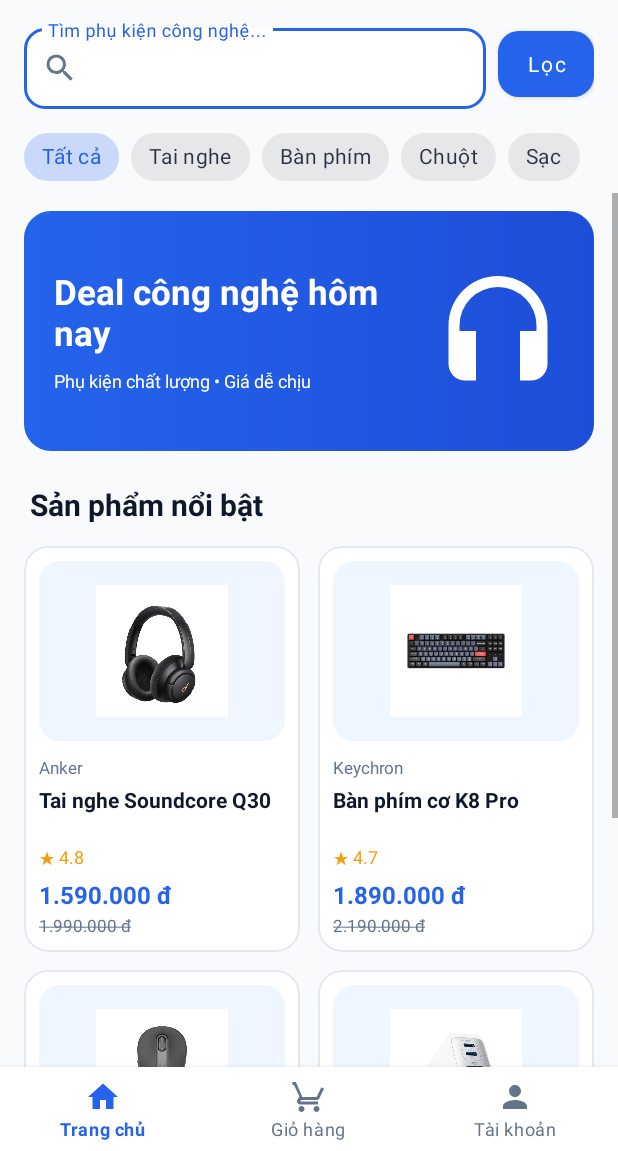
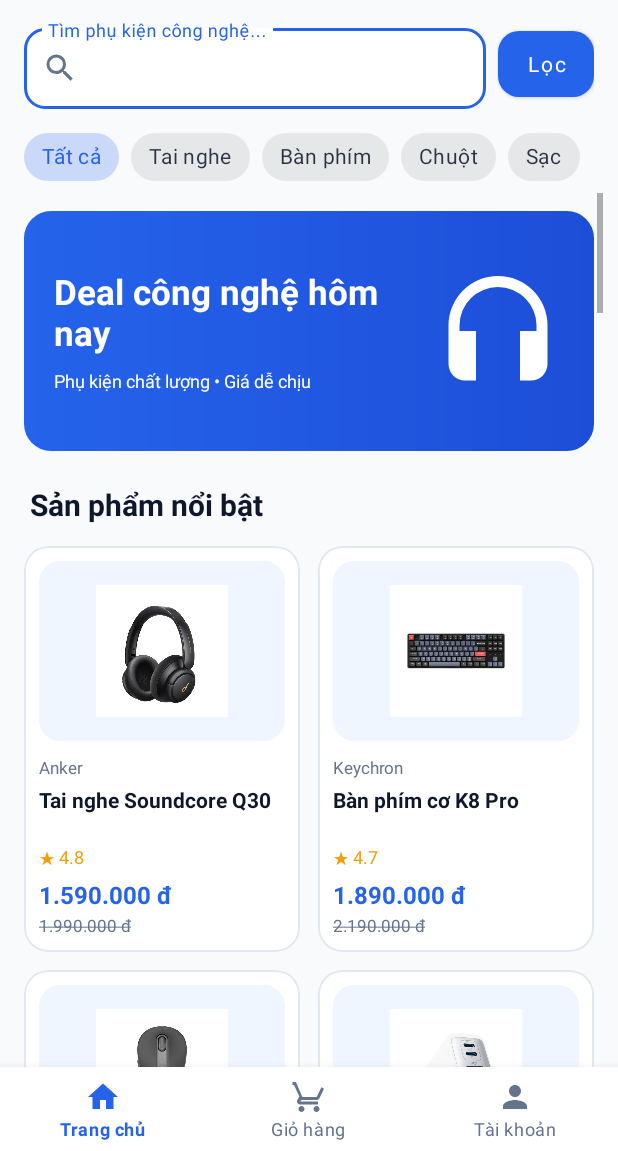
Before and after one commit to y0unglewis/e-commerce, an Android app: the HomeActivity screen opened directly, with no data from a screen before it, on a phone screen of 412 x 824 dp, the part 85-1236 px from its top. Run offline under Robolectric (Android 15) with nearby library versions, the phone set to English and light mode, and no system bars.

Commit message:
fix: resolve home scrolling and optimize product list

```diff
--- /dev/null
+++ b/app/src/main/java/com/example/gearhub/adapter/HomeHeaderAdapter.java
@@ -0,0 +1,49 @@
+package com.example.gearhub.adapter;
+
+import android.view.LayoutInflater;
+import android.view.View;
+import android.view.ViewGroup;
+import android.widget.TextView;
+
+import androidx.annotation.NonNull;
+import androidx.recyclerview.widget.RecyclerView;
+
+import com.example.gearhub.R;
+
+/** Banner, tiêu đề và thông báo rỗng nằm ở đầu danh sách Home. */
+public class HomeHeaderAdapter extends RecyclerView.Adapter<HomeHeaderAdapter.HeaderViewHolder> {
+    private boolean empty;
+
+    public void setEmpty(boolean empty) {
+        if (this.empty == empty) return;
+        this.empty = empty;
+        notifyItemChanged(0);
+    }
+
+    @NonNull
+    @Override
+    public HeaderViewHolder onCreateViewHolder(@NonNull ViewGroup parent, int viewType) {
+        View view = LayoutInflater.from(parent.getContext())
+                .inflate(R.layout.layout_home_header, parent, false);
+        return new HeaderViewHolder(view);
+    }
+
+    @Override
+    public void onBindViewHolder(@NonNull HeaderViewHolder holder, int position) {
+        holder.emptyText.setVisibility(empty ? View.VISIBLE : View.GONE);
+    }
+
+    @Override
+    public int getItemCount() {
+        return 1;
+    }
+
+    static class HeaderViewHolder extends RecyclerView.ViewHolder {
+        final TextView emptyText;
+
+        HeaderViewHolder(@NonNull View itemView) {
+            super(itemView);
+            emptyText = itemView.findViewById(R.id.txtEmpty);
+        }
+    }
+}
--- a/app/src/main/java/com/example/gearhub/ui/HomeActivity.java
+++ b/app/src/main/java/com/example/gearhub/ui/HomeActivity.java
@@ -12,11 +12,13 @@ import android.widget.TextView;
 import android.widget.Toast;
 
 import androidx.appcompat.app.AppCompatActivity;
+import androidx.recyclerview.widget.ConcatAdapter;
 import androidx.recyclerview.widget.GridLayoutManager;
 import androidx.recyclerview.widget.RecyclerView;
 
 import com.example.gearhub.AppConstants;
 import com.example.gearhub.R;
+import com.example.gearhub.adapter.HomeHeaderAdapter;
 import com.example.gearhub.adapter.ProductAdapter;
 import com.example.gearhub.database.GearHubDatabaseHelper;
 import com.example.gearhub.model.Product;
@@ -44,7 +46,7 @@ public class HomeActivity extends AppCompatActivity {
 
     private ProductAdapter adapter;
     private TextInputEditText searchInput;
-    private TextView emptyText;
+    private HomeHeaderAdapter headerAdapter;
 
     private String selectedCategory = AppConstants.CATEGORY_ALL;
 
@@ -84,21 +86,28 @@ public class HomeActivity extends AppCompatActivity {
 
     private void initViews() {
         searchInput = findViewById(R.id.inputSearch);
-        emptyText = findViewById(R.id.txtEmpty);
-
-        RecyclerView productList =
-            findViewById(R.id.recyclerProducts);
-
-        productList.setLayoutManager(
-            new GridLayoutManager(this, 2)
-        );
-
-        adapter = new ProductAdapter(this::openProductDetail);
-
-        productList.setAdapter(adapter);
+        setupProductList();
 
         findViewById(R.id.btnHeaderCart)
             .setOnClickListener(v -> openCart());
+    }
+
+    private void setupProductList() {
+        RecyclerView productList = findViewById(R.id.recyclerProducts);
+        headerAdapter = new HomeHeaderAdapter();
+        adapter = new ProductAdapter(this::openProductDetail);
+
+        // Header chiếm cả hai cột; mỗi sản phẩm chiếm một cột.
+        GridLayoutManager manager = new GridLayoutManager(this, 2);
+        manager.setSpanSizeLookup(new GridLayoutManager.SpanSizeLookup() {
+            @Override
+            public int getSpanSize(int position) {
+                return position < headerAdapter.getItemCount() ? 2 : 1;
+            }
+        });
+
+        productList.setLayoutManager(manager);
+        productList.setAdapter(new ConcatAdapter(headerAdapter, adapter));
     }
 
     private void setupSearch() {
@@ -487,11 +496,7 @@ public class HomeActivity extends AppCompatActivity {
         sortProducts(visible);
 
         adapter.setProducts(visible);
-
-        emptyText.setVisibility(
-            visible.isEmpty()
-                ? View.VISIBLE : View.GONE
-        );
+        headerAdapter.setEmpty(visible.isEmpty());
 
         updateFilterButton();
     }
--- a/app/src/main/res/layout/activity_home.xml
+++ b/app/src/main/res/layout/activity_home.xml
@@ -136,92 +136,16 @@
         </com.google.android.material.chip.ChipGroup>
     </HorizontalScrollView>
 
-    <ScrollView
+    <androidx.recyclerview.widget.RecyclerView
+        android:id="@+id/recyclerProducts"
         android:layout_width="match_parent"
         android:layout_height="0dp"
         android:layout_weight="1"
-        android:fillViewport="true">
-
-        <LinearLayout
-            android:layout_width="match_parent"
-            android:layout_height="wrap_content"
-            android:orientation="vertical">
-
-            <LinearLayout
-                android:layout_width="match_parent"
-                android:layout_height="wrap_content"
-                android:minHeight="160dp"
-                android:layout_marginStart="16dp"
-                android:layout_marginTop="12dp"
-                android:layout_marginEnd="16dp"
-                android:background="@drawable/bg_promo"
-                android:gravity="center_vertical"
-                android:orientation="horizontal"
-                android:padding="20dp">
-
-                <LinearLayout
-                    android:layout_width="0dp"
-                    android:layout_height="wrap_content"
-                    android:layout_weight="1"
-                    android:orientation="vertical">
-
-                    <TextView
-                        android:layout_width="match_parent"
-                        android:layout_height="wrap_content"
-                        android:text="Deal công nghệ hôm nay"
-                        android:textColor="@color/gear_surface"
-                        android:textSize="23sp"
-                        android:textStyle="bold" />
-
-                    <TextView
-                        android:layout_width="wrap_content"
-                        android:layout_height="wrap_content"
-                        android:layout_marginTop="8dp"
-                        android:text="Phụ kiện chất lượng • Giá dễ chịu"
-                        android:textColor="@color/gear_surface"
-                        android:textSize="12sp" />
-                </LinearLayout>
-
-                <ImageView
-                    android:layout_width="88dp"
-                    android:layout_height="88dp"
-                    android:contentDescription="Hình tai nghe"
-                    android:src="@drawable/ic_headphones"
-                    app:tint="@color/gear_surface" />
-            </LinearLayout>
-
-            <TextView
-                android:layout_width="match_parent"
-                android:layout_height="wrap_content"
-                android:layout_marginStart="20dp"
-                android:layout_marginTop="22dp"
-                android:layout_marginBottom="8dp"
-                android:text="@string/featured_title"
-                android:textColor="@color/gear_text"
-                android:textSize="20sp"
-                android:textStyle="bold" />
-
-            <TextView
-                android:id="@+id/txtEmpty"
-                android:layout_width="match_parent"
-                android:layout_height="wrap_content"
-                android:padding="24dp"
-                android:text="Không tìm thấy sản phẩm phù hợp."
-                android:textColor="@color/gear_muted"
-                android:gravity="center"
-                android:visibility="gone" />
-
-            <androidx.recyclerview.widget.RecyclerView
-                android:id="@+id/recyclerProducts"
-                android:layout_width="match_parent"
-                android:layout_height="wrap_content"
-                android:clipToPadding="false"
-                android:nestedScrollingEnabled="false"
-                android:paddingStart="10dp"
-                android:paddingEnd="10dp"
-                android:paddingBottom="20dp" />
-        </LinearLayout>
-    </ScrollView>
+        android:clipToPadding="false"
+        android:paddingStart="10dp"
+        android:paddingEnd="10dp"
+        android:paddingBottom="20dp"
+        android:scrollbars="vertical" />
 
     <com.google.android.material.bottomnavigation.BottomNavigationView
         android:id="@+id/bottomNavigation"
--- /dev/null
+++ b/app/src/main/res/layout/layout_home_header.xml
@@ -0,0 +1,71 @@
+<?xml version="1.0" encoding="utf-8"?>
+<LinearLayout xmlns:android="http://schemas.android.com/apk/res/android"
+    xmlns:app="http://schemas.android.com/apk/res-auto"
+    android:layout_width="match_parent"
+    android:layout_height="wrap_content"
+    android:orientation="vertical">
+
+    <LinearLayout
+        android:layout_width="match_parent"
+        android:layout_height="wrap_content"
+        android:minHeight="160dp"
+        android:layout_marginStart="6dp"
+        android:layout_marginTop="12dp"
+        android:layout_marginEnd="6dp"
+        android:background="@drawable/bg_promo"
+        android:gravity="center_vertical"
+        android:orientation="horizontal"
+        android:padding="20dp">
+
+        <LinearLayout
+            android:layout_width="0dp"
+            android:layout_height="wrap_content"
+            android:layout_weight="1"
+            android:orientation="vertical">
+
+            <TextView
+                android:layout_width="match_parent"
+                android:layout_height="wrap_content"
+                android:text="Deal công nghệ hôm nay"
+                android:textColor="@color/gear_surface"
+                android:textSize="23sp"
+                android:textStyle="bold" />
+
+            <TextView
+                android:layout_width="wrap_content"
+                android:layout_height="wrap_content"
+                android:layout_marginTop="8dp"
+                android:text="Phụ kiện chất lượng • Giá dễ chịu"
+                android:textColor="@color/gear_surface"
+                android:textSize="12sp" />
+        </LinearLayout>
+
+        <ImageView
+            android:layout_width="88dp"
+            android:layout_height="88dp"
+            android:contentDescription="Hình tai nghe"
+            android:src="@drawable/ic_headphones"
+            app:tint="@color/gear_surface" />
+    </LinearLayout>
+
+    <TextView
+        android:layout_width="match_parent"
+        android:layout_height="wrap_content"
+        android:layout_marginStart="10dp"
+        android:layout_marginTop="22dp"
+        android:layout_marginBottom="8dp"
+        android:text="@string/featured_title"
+        android:textColor="@color/gear_text"
+        android:textSize="20sp"
+        android:textStyle="bold" />
+
+    <TextView
+        android:id="@+id/txtEmpty"
+        android:layout_width="match_parent"
+        android:layout_height="wrap_content"
+        android:padding="24dp"
+        android:text="Không tìm thấy sản phẩm phù hợp."
+        android:textColor="@color/gear_muted"
+        android:gravity="center"
+        android:visibility="gone" />
+</LinearLayout>
```
